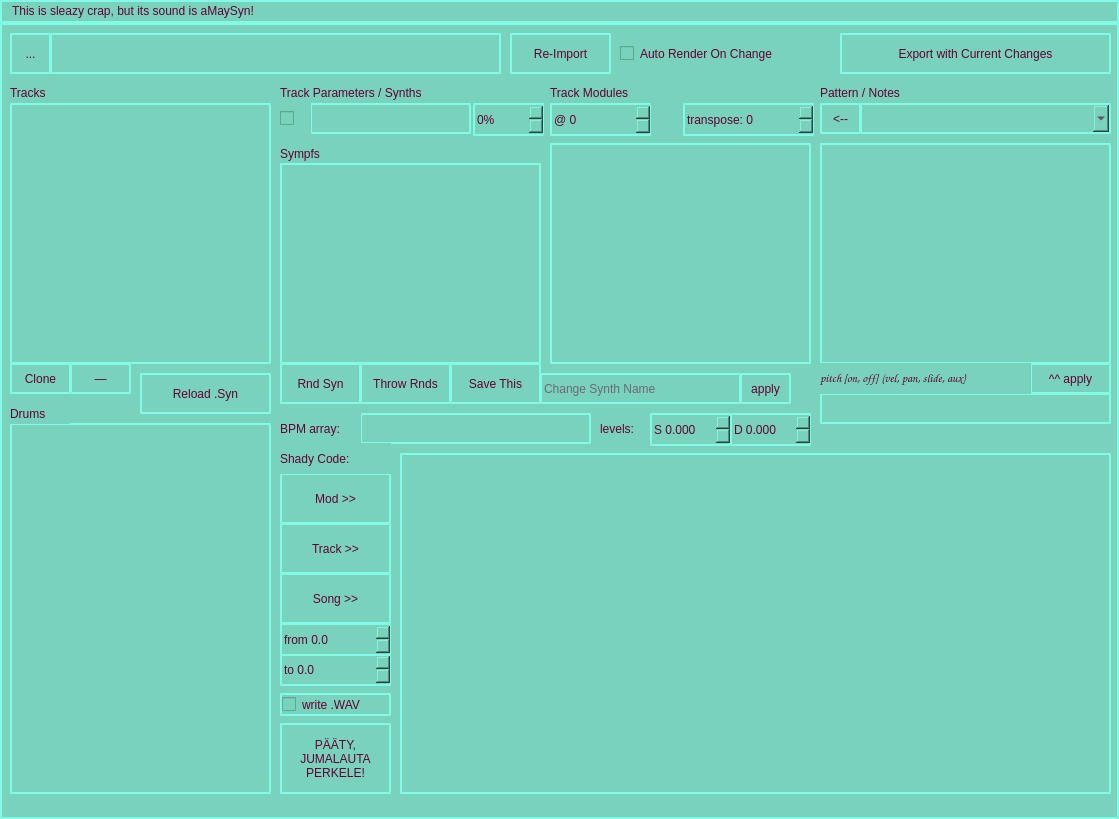
Above: aSleaZynUI.ui from qm210/aSleaZyn before the change. Below: the same form after it.
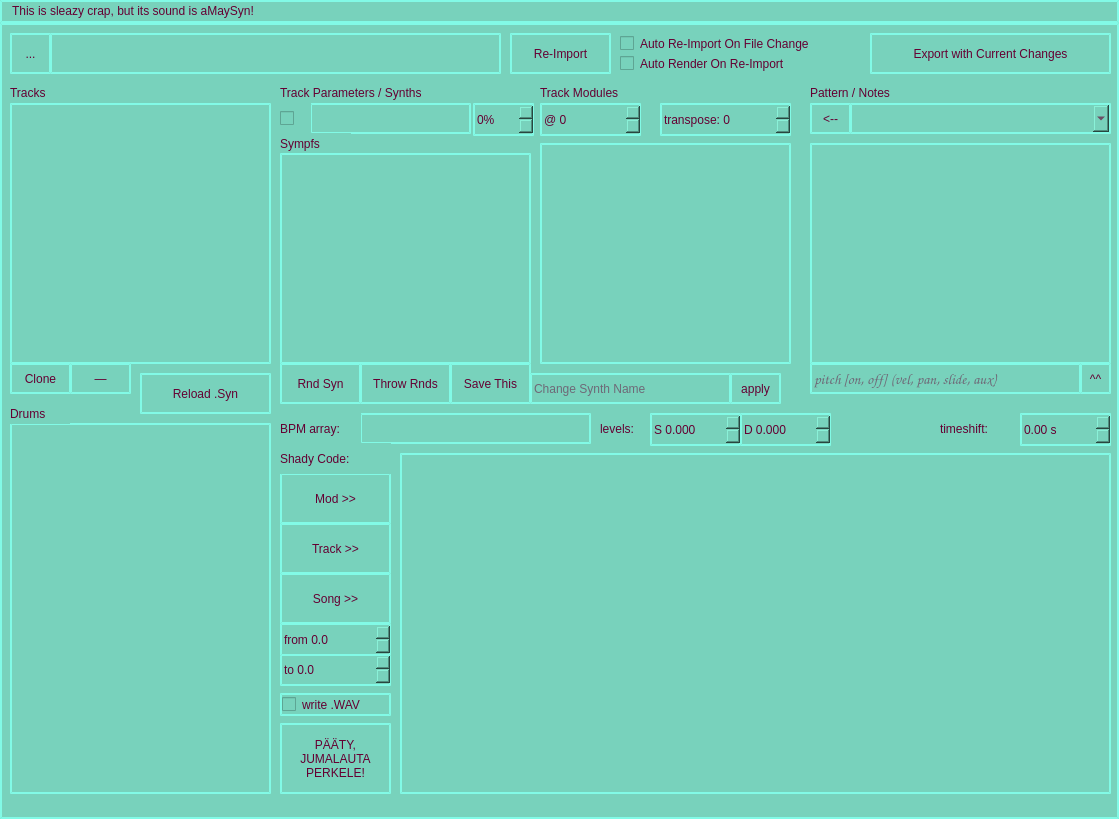
That is the form after the change.

Commit message: separated 'auto Reimport' and 'auto Render'

Diff of the .ui file:
```diff
--- a/aSleaZynUI.ui
+++ b/aSleaZynUI.ui
@@ -106,7 +106,7 @@
      <rect>
       <x>473</x>
       <y>80</y>
-      <width>71</width>
+      <width>61</width>
       <height>33</height>
      </rect>
     </property>
@@ -142,9 +142,9 @@
    <widget class="QListView" name="moduleList">
     <property name="geometry">
      <rect>
-      <x>550</x>
+      <x>540</x>
       <y>120</y>
-      <width>261</width>
+      <width>251</width>
       <height>221</height>
      </rect>
     </property>
@@ -155,9 +155,9 @@
    <widget class="QListView" name="noteList">
     <property name="geometry">
      <rect>
-      <x>820</x>
+      <x>810</x>
       <y>120</y>
-      <width>291</width>
+      <width>301</width>
       <height>221</height>
      </rect>
     </property>
@@ -231,7 +231,7 @@
    <widget class="QLabel" name="labelTrackMods">
     <property name="geometry">
      <rect>
-      <x>550</x>
+      <x>540</x>
       <y>60</y>
       <width>261</width>
       <height>19</height>
@@ -247,7 +247,7 @@
    <widget class="QLabel" name="labelPatternNotes">
     <property name="geometry">
      <rect>
-      <x>820</x>
+      <x>810</x>
       <y>60</y>
       <width>261</width>
       <height>19</height>
@@ -263,9 +263,9 @@
    <widget class="QComboBox" name="patternCombox">
     <property name="geometry">
      <rect>
-      <x>860</x>
+      <x>850</x>
       <y>80</y>
-      <width>251</width>
+      <width>261</width>
       <height>31</height>
      </rect>
     </property>
@@ -273,7 +273,7 @@
    <widget class="QPushButton" name="btnApplyPattern">
     <property name="geometry">
      <rect>
-      <x>820</x>
+      <x>810</x>
       <y>80</y>
       <width>41</width>
       <height>31</height>
@@ -327,7 +327,7 @@
      <rect>
       <x>450</x>
       <y>340</y>
-      <width>91</width>
+      <width>81</width>
       <height>41</height>
      </rect>
     </property>
@@ -338,7 +338,7 @@
    <widget class="QSpinBox" name="spinModOn">
     <property name="geometry">
      <rect>
-      <x>550</x>
+      <x>540</x>
       <y>80</y>
       <width>101</width>
       <height>33</height>
@@ -357,7 +357,7 @@
    <widget class="QSpinBox" name="spinModTranspose">
     <property name="geometry">
      <rect>
-      <x>683</x>
+      <x>660</x>
       <y>80</y>
       <width>131</width>
       <height>33</height>
@@ -379,9 +379,9 @@
    <widget class="QLineEdit" name="editNote">
     <property name="geometry">
      <rect>
-      <x>820</x>
-      <y>370</y>
-      <width>291</width>
+      <x>810</x>
+      <y>340</y>
+      <width>271</width>
       <height>31</height>
      </rect>
     </property>
@@ -395,28 +395,31 @@
      </font>
     </property>
     <property name="toolTip">
-     <string>&lt;html&gt;&lt;head/&gt;&lt;body&gt;&lt;p&gt;Note Parameters or Pattern Command&lt;/p&gt;&lt;/body&gt;&lt;/html&gt;</string>
+     <string>&lt;html&gt;&lt;head/&gt;&lt;body&gt;&lt;p&gt;&lt;span style=&quot; font-size:9pt;&quot;&gt;pitch [on, off] (vel, pan, slide, aux)&lt;/span&gt;&lt;/p&gt;&lt;/body&gt;&lt;/html&gt;</string>
+    </property>
+    <property name="placeholderText">
+     <string>pitch [on, off] (vel, pan, slide, aux)</string>
     </property>
    </widget>
    <widget class="QPushButton" name="btnApplyNote">
     <property name="geometry">
      <rect>
-      <x>1030</x>
+      <x>1080</x>
       <y>340</y>
-      <width>81</width>
+      <width>31</width>
       <height>31</height>
      </rect>
     </property>
     <property name="text">
-     <string>^^ apply</string>
+     <string>^^</string>
     </property>
    </widget>
-   <widget class="QCheckBox" name="checkAutoRender">
+   <widget class="QCheckBox" name="checkAutoReimport">
     <property name="geometry">
      <rect>
       <x>620</x>
-      <y>20</y>
-      <width>201</width>
+      <y>10</y>
+      <width>251</width>
       <height>21</height>
      </rect>
     </property>
@@ -424,7 +427,7 @@
      <string notr="true">border: none;</string>
     </property>
     <property name="text">
-     <string>Auto Render On Change</string>
+     <string>Auto Re-Import On File Change</string>
     </property>
    </widget>
    <widget class="QLineEdit" name="editFilename">
@@ -518,7 +521,7 @@
     <property name="geometry">
      <rect>
       <x>280</x>
-      <y>120</y>
+      <y>110</y>
       <width>71</width>
       <height>21</height>
      </rect>
@@ -534,9 +537,9 @@
     <property name="geometry">
      <rect>
       <x>280</x>
-      <y>140</y>
-      <width>261</width>
-      <height>201</height>
+      <y>130</y>
+      <width>251</width>
+      <height>211</height>
      </rect>
     </property>
     <property name="horizontalScrollBarPolicy">
@@ -546,9 +549,9 @@
    <widget class="QPushButton" name="btnExport">
     <property name="geometry">
      <rect>
-      <x>840</x>
+      <x>870</x>
       <y>10</y>
-      <width>271</width>
+      <width>241</width>
       <height>41</height>
      </rect>
     </property>
@@ -641,35 +644,10 @@
      <string>BPM array:</string>
     </property>
    </widget>
-   <widget class="QLabel" name="label_5">
-    <property name="geometry">
-     <rect>
-      <x>820</x>
-      <y>340</y>
-      <width>211</width>
-      <height>31</height>
-     </rect>
-    </property>
-    <property name="font">
-     <font>
-      <family>Comic Sans MS</family>
-      <pointsize>11</pointsize>
-      <weight>50</weight>
-      <italic>false</italic>
-      <bold>false</bold>
-     </font>
-    </property>
-    <property name="styleSheet">
-     <string notr="true">border: none;</string>
-    </property>
-    <property name="text">
-     <string>&lt;html&gt;&lt;head/&gt;&lt;body&gt;&lt;p&gt;&lt;span style=&quot; font-size:9pt;&quot;&gt;pitch [on, off] (vel, pan, slide, aux)&lt;/span&gt;&lt;/p&gt;&lt;/body&gt;&lt;/html&gt;</string>
-    </property>
-   </widget>
    <widget class="QLineEdit" name="editSynthName">
     <property name="geometry">
      <rect>
-      <x>540</x>
+      <x>530</x>
       <y>350</y>
       <width>201</width>
       <height>31</height>
@@ -682,7 +660,7 @@
    <widget class="QPushButton" name="btnApplySynthName">
     <property name="geometry">
      <rect>
-      <x>740</x>
+      <x>730</x>
       <y>350</y>
       <width>51</width>
       <height>31</height>
@@ -723,7 +701,7 @@
      <rect>
       <x>600</x>
       <y>390</y>
-      <width>41</width>
+      <width>51</width>
       <height>31</height>
      </rect>
     </property>
@@ -739,7 +717,7 @@
      <rect>
       <x>650</x>
       <y>390</y>
-      <width>81</width>
+      <width>91</width>
       <height>33</height>
      </rect>
     </property>
@@ -762,9 +740,9 @@
    <widget class="QDoubleSpinBox" name="spinLevelDrum">
     <property name="geometry">
      <rect>
-      <x>730</x>
+      <x>740</x>
       <y>390</y>
-      <width>81</width>
+      <width>91</width>
       <height>33</height>
      </rect>
     </property>
@@ -781,6 +759,63 @@
      <double>0.050000000000000</double>
     </property>
    </widget>
+   <widget class="QLabel" name="label_7">
+    <property name="geometry">
+     <rect>
+      <x>940</x>
+      <y>390</y>
+      <width>71</width>
+      <height>31</height>
+     </rect>
+    </property>
+    <property name="styleSheet">
+     <string notr="true">border: none;</string>
+    </property>
+    <property name="text">
+     <string>timeshift:</string>
+    </property>
+   </widget>
+   <widget class="QDoubleSpinBox" name="spinTimeShift">
+    <property name="geometry">
+     <rect>
+      <x>1020</x>
+      <y>390</y>
+      <width>91</width>
+      <height>33</height>
+     </rect>
+    </property>
+    <property name="prefix">
+     <string/>
+    </property>
+    <property name="suffix">
+     <string> s</string>
+    </property>
+    <property name="decimals">
+     <number>2</number>
+    </property>
+    <property name="maximum">
+     <double>999.990000000000009</double>
+    </property>
+    <property name="singleStep">
+     <double>1.000000000000000</double>
+    </property>
+   </widget>
+   <widget class="QCheckBox" name="checkAutoRender">
+    <property name="geometry">
+     <rect>
+      <x>620</x>
+      <y>30</y>
+      <width>221</width>
+      <height>21</height>
+     </rect>
+    </property>
+    <property name="styleSheet">
+     <string notr="true">border: none;</string>
+    </property>
+    <property name="text">
+     <string>Auto Render On Re-Import</string>
+    </property>
+   </widget>
   </widget>
   <widget class="QMenuBar" name="menubar">
    <property name="geometry">
```
Left out of the diff: 3 changed lines with no effect on the pictures. The commit also changes 4 other files.
